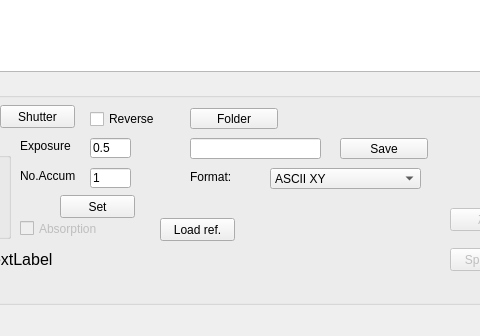
Qt form laborIott/instruments/Andor/VInst/Andor.ui (Kassikakk/laborIott) before a commit; both pictures show x 119 to 599 and y 229 to 565 of the 704 by 565 pixel window.
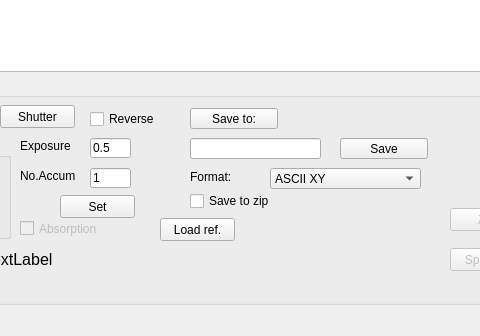
The same form after that commit. Icons and pictures are not drawn. Custom widgets are drawn as their Qt base class.

Commit message: Starting the zip support in VInst

```diff
--- a/laborIott/instruments/Andor/VInst/Andor.ui
+++ b/laborIott/instruments/Andor/VInst/Andor.ui
@@ -145,7 +145,7 @@
           </rect>
          </property>
          <property name="text">
-          <string>Folder</string>
+          <string>Save to:</string>
          </property>
         </widget>
         <widget class="QLabel" name="locLabel">
@@ -484,7 +484,20 @@
           </rect>
          </property>
          <property name="text">
-          <string> </string>
+          <string/>
+         </property>
+        </widget>
+        <widget class="QCheckBox" name="saveToZip">
+         <property name="geometry">
+          <rect>
+           <x>300</x>
+           <y>112</y>
+           <width>101</width>
+           <height>22</height>
+          </rect>
+         </property>
+         <property name="text">
+          <string>Save to zip</string>
          </property>
         </widget>
        </widget>
```
Left out of the diff: 2 changed lines with no effect on the pictures. The commit also changes 1 other file.
